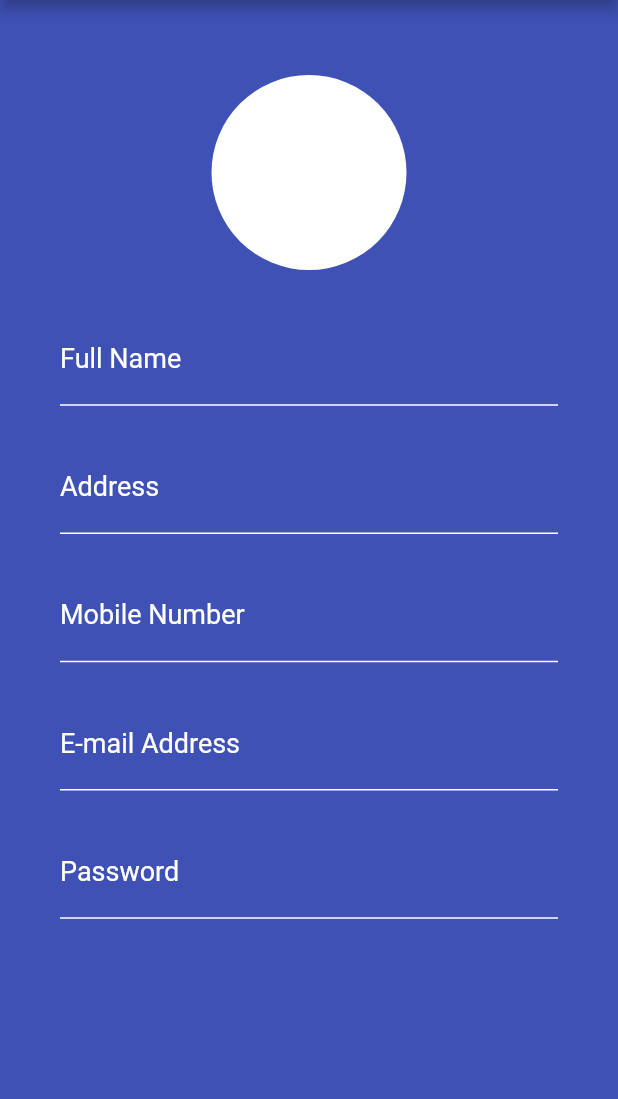
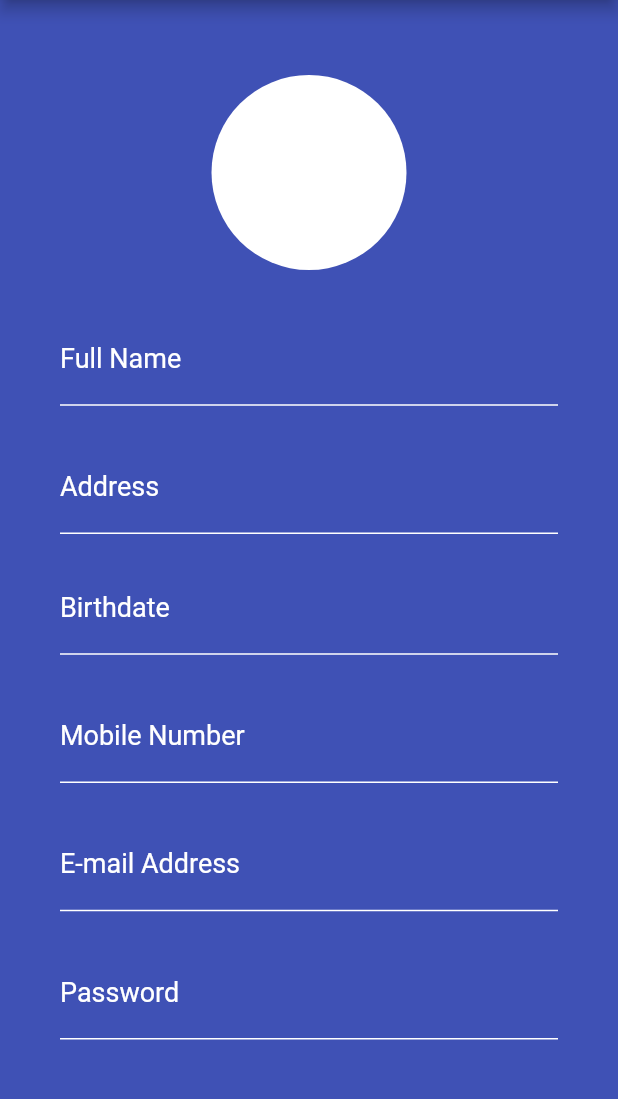
Before and after one commit to ShwetaBurte/chikupiku, a Flutter app: the ProfilePage screen opened directly, on a phone screen of 412 x 824 dp, the part 84-1183 px from its top. Run offline on Flutter 3.47's test engine with Material 2 defaults, Android fonts, the phone set to English and light mode, and no system bars.

Commit message:
Add pubspec.yaml

```diff
--- a/lib/profile/profile.dart
+++ b/lib/profile/profile.dart
@@ -1,9 +1,25 @@
 import 'package:flutter/cupertino.dart';
 import 'package:flutter/material.dart';
 
-class ProfilePage extends StatelessWidget {
+class ProfilePage extends StatefulWidget {
   @override
-  // String value;
+  _ProfilePageState createState() => _ProfilePageState();
+}
+
+class _ProfilePageState extends State<ProfilePage> {
+  TextEditingController dateCtl = TextEditingController();
+
+  _showDateTimePicker() async {
+    await showDatePicker(
+      context: context,
+      initialDate: new DateTime.now(),
+      firstDate: new DateTime(1960),
+      lastDate: new DateTime(2050),
+    );
+
+    setState(() {});
+  }
+  @override
 
   Widget build(BuildContext context) {
     return Scaffold(
@@ -47,6 +63,7 @@ class ProfilePage extends StatelessWidget {
             SizedBox(
               height: 20.0,
             ),
+
             //Full Name
             Padding(
               padding: EdgeInsets.only(
@@ -83,7 +100,7 @@ class ProfilePage extends StatelessWidget {
                 top: 10.0,
                 left: 40.0,
                 right: 40.0,
-                bottom: 15.0,
+                bottom: 10.0,
               ),
               child: Column(
                 children: <Widget>[
@@ -103,6 +120,85 @@ class ProfilePage extends StatelessWidget {
                       filled: false,
                     ),
                   ),
+                ],
+              ),
+            ),
+
+            //Birthdate
+            Padding(
+            padding: EdgeInsets.only(
+              top: 10.0,
+              left: 40.0,
+              right: 40.0,
+              bottom: 15.0,
+              ),
+              child: Column(
+                children: <Widget>[
+                  // FlatButton(
+                  //   child:
+                  //   Text(
+                  //     "Birthdate",
+                  //     style: TextStyle(
+                  //       fontSize: 18,
+                  //       color: Colors.white,
+                  //       fontWeight: FontWeight.normal,
+                  //     ),
+                  //   ),
+                  //   shape: Border(
+                  //     bottom: BorderSide(color: Colors.white,width: 1),
+                  //   ),
+                  //   onPressed: () => _showDateTimePicker(),
+                  // ),
+
+                  // TextField(
+                  //   style: TextStyle(color: Colors.white),
+                  //   decoration: InputDecoration(
+                  //     enabledBorder: UnderlineInputBorder(
+                  //       borderSide: BorderSide(
+                  //         color: Colors.white,
+                  //       ),
+                  //     ),
+                  //     labelText: "Birthdate",
+                  //     labelStyle: TextStyle(
+                  //       fontSize: 18,
+                  //       color: Colors.white,
+                  //     ),
+                  //     filled: false,
+                  //   ),
+                  //   onTap: () => _showDateTimePicker(),
+                  // ),
+
+                  TextField(
+                    controller: dateCtl,
+                    // decoration: InputDecoration(
+                    //   labelText: "Date of birth",
+                    //   hintText: "Ex. Insert your dob",),
+                    style: TextStyle(color: Colors.white),
+                    decoration: InputDecoration(
+                      enabledBorder: UnderlineInputBorder(
+                        borderSide: BorderSide(
+                          color: Colors.white,
+                        ),
+                      ),
+                      labelText: "Birthdate",
+                      labelStyle: TextStyle(
+                        fontSize: 18,
+                        color: Colors.white,
+                      ),
+                      filled: false,
+                    ),
+                    onTap: () async{
+                      DateTime date = DateTime(1900);
+                      // FocusScope.of(context).requestFocus(new FocusNode());
+
+                      date = await showDatePicker(
+                          context: context,
+                          initialDate:DateTime.now(),
+                          firstDate:DateTime(1900),
+                          lastDate: DateTime(2100));
+
+                      dateCtl.text = date.toIso8601String();},)
+
                 ],
               ),
             ),
--- a/pubspec.yaml
+++ b/pubspec.yaml
@@ -24,7 +24,6 @@ dependencies:
   flutter:
     sdk: flutter
 
-
   # The following adds the Cupertino Icons font to your application.
   # Use with the CupertinoIcons class for iOS style icons.
   cupertino_icons: ^1.0.0
@@ -50,7 +49,7 @@ flutter:
     - assets/logo.png
     - assets/homeBanner.png
     - assets/audioStories.jpg
-    - assets/videostories.jpg
+    - assets/videoStories.jpg
     - assets/toys.jpg
     - assets/events.jpg
     - assets/profile.jpg
```
